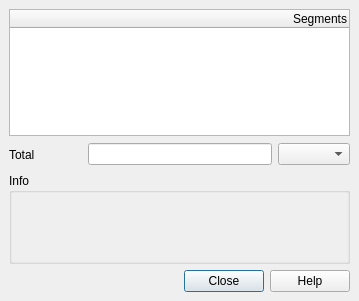
kadas-albireo/kadas-albireo, file src/ui/qgsmeasurebase.ui: the form before one commit.
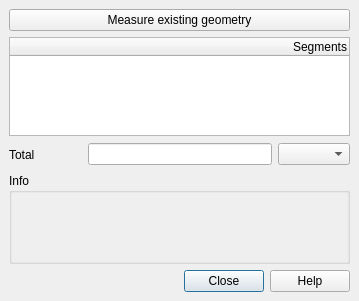
The form after the commit. Icons and pictures are not drawn. Custom widgets are drawn as their Qt base class.

Commit message: Add QgsFeaturePicker, add it to measure tool dialogs

Diff of the .ui file:
```diff
--- a/src/ui/qgsmeasurebase.ui
+++ b/src/ui/qgsmeasurebase.ui
@@ -42,7 +42,7 @@
    <property name="spacing">
     <number>6</number>
    </property>
-   <item row="4" column="0">
+   <item row="3" column="0">
     <widget class="QLabel" name="textLabel2">
      <property name="text">
       <string>Total</string>
@@ -52,7 +52,7 @@
      </property>
     </widget>
    </item>
-   <item row="4" column="2">
+   <item row="3" column="2">
     <widget class="QLineEdit" name="editTotal">
      <property name="font">
       <font>
@@ -68,7 +68,7 @@
      </property>
     </widget>
    </item>
-   <item row="4" column="1">
+   <item row="3" column="1">
     <spacer>
      <property name="orientation">
       <enum>Qt::Horizontal</enum>
@@ -84,10 +84,10 @@
      </property>
     </spacer>
    </item>
-   <item row="4" column="3">
+   <item row="3" column="3">
     <widget class="QComboBox" name="mUnitsCombo"/>
    </item>
-   <item row="2" column="0" colspan="4">
+   <item row="1" column="0" colspan="4">
     <widget class="QTreeWidget" name="mTable">
      <property name="editTriggers">
       <set>QAbstractItemView::NoEditTriggers</set>
@@ -108,14 +108,14 @@
      </column>
     </widget>
    </item>
-   <item row="6" column="0" colspan="4">
+   <item row="5" column="0" colspan="4">
     <widget class="QDialogButtonBox" name="buttonBox">
      <property name="standardButtons">
       <set>QDialogButtonBox::Close|QDialogButtonBox::Help</set>
      </property>
     </widget>
    </item>
-   <item row="5" column="0" colspan="4">
+   <item row="4" column="0" colspan="4">
     <widget class="QgsCollapsibleGroupBox" name="groupBox">
      <property name="title">
       <string>Info</string>
@@ -171,6 +171,20 @@
      </layout>
     </widget>
    </item>
+   <item row="0" column="0" colspan="4">
+    <widget class="QPushButton" name="mPickerButton">
+     <property name="text">
+      <string>Measure existing geometry</string>
+     </property>
+     <property name="icon">
+      <iconset resource="../../images/images.qrc">
+       <normaloff>:/images/themes/default/mActionSelect.svg</normaloff>:/images/themes/default/mActionSelect.svg</iconset>
+     </property>
+     <property name="checkable">
+      <bool>false</bool>
+     </property>
+    </widget>
+   </item>
   </layout>
  </widget>
  <layoutdefault spacing="6" margin="11"/>
```
Left out of the diff: 4 changed lines with no effect on the pictures. The commit also changes 16 other files.
